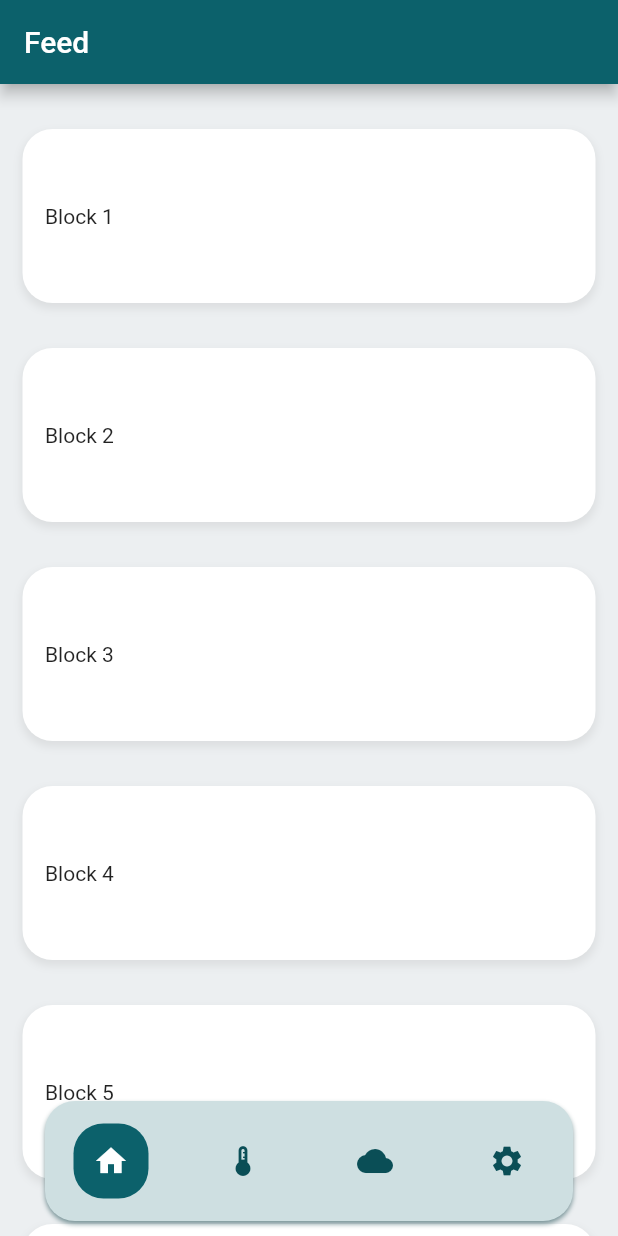
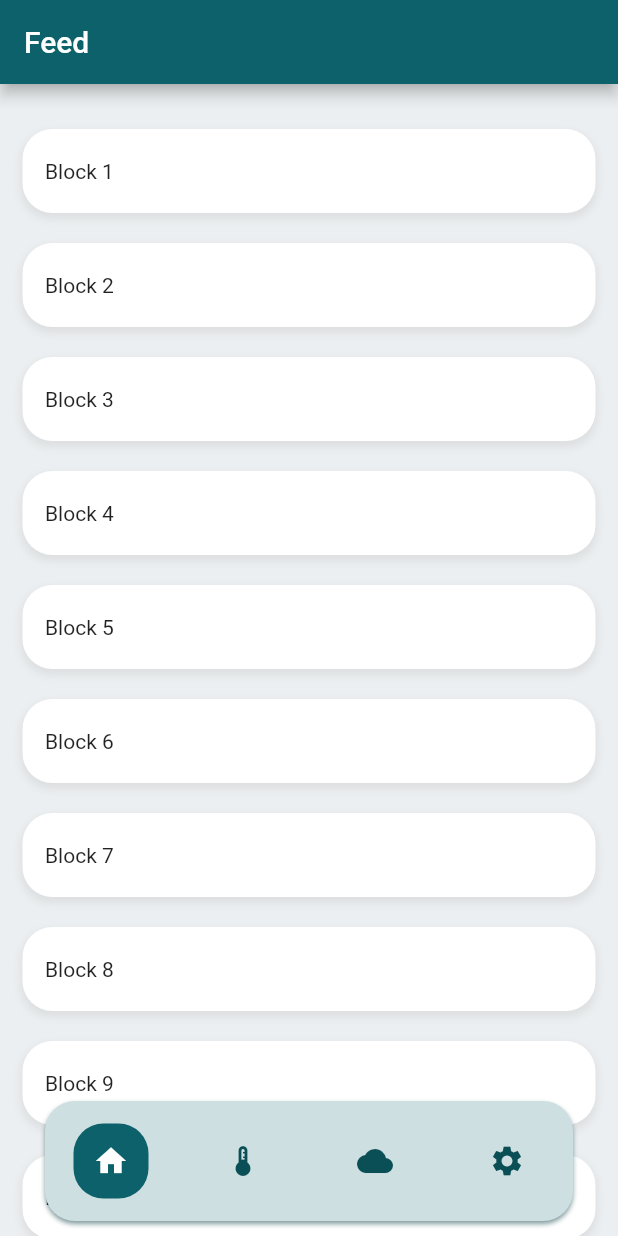
Before and after one commit to yodainferno/kilo_iot, a Flutter app: the screen it shows after launch, on a phone screen of 412 x 824 dp. Run offline on Flutter 3.47's test engine with Material 2 defaults, Android fonts, the phone set to English and light mode, and no system bars; missing offline and left inert: mqtt_client.

Commit message:
fix: refactoring

```diff
--- a/lib/app.dart
+++ b/lib/app.dart
@@ -14,7 +14,9 @@ class App extends StatelessWidget {
       },
       debugShowCheckedModeBanner: false,
       theme: ThemeData(
-        primarySwatch: MaterialColorGenerator.from(Color.fromARGB(255, 12, 97, 107)),
+        primarySwatch: MaterialColorGenerator.from(
+          const Color.fromARGB(255, 12, 97, 107),
+        ),
         scaffoldBackgroundColor: Colors.blueGrey[50],
       ),
       home: const BottomNavigation(),
--- a/lib/main.dart
+++ b/lib/main.dart
@@ -7,7 +7,9 @@ void main() {
   runApp(
     MultiProvider(
       providers: [
-        ChangeNotifierProvider(create: (_) => NavigationStore()),
+        ChangeNotifierProvider(
+          create: (_) => NavigationStore(),
+        ),
       ],
       child: const App(),
     ),
--- /dev/null
+++ b/lib/presentation/base_components/information_block.dart
@@ -0,0 +1,39 @@
+import 'package:flutter/material.dart';
+
+class InformationBlock extends StatelessWidget {
+  final Widget? child;
+  InformationBlock({this.child, super.key});
+
+  // настройки виджета
+  final Color blockColor = Colors.white;
+  final double rounding = 20.0;
+
+  BoxShadow boxShadow = BoxShadow(
+    color: Colors.grey.withOpacity(0.2),
+    spreadRadius: 1,
+    blurRadius: 4,
+    offset: const Offset(0, 3), // changes position of shadow
+  );
+
+  EdgeInsets padding = const EdgeInsets.symmetric(
+    vertical: 20.0,
+    horizontal: 15.0,
+  );
+
+  //
+  @override
+  Widget build(BuildContext context) {
+    return Container(
+      width: double.infinity,
+      decoration: BoxDecoration(
+        color: blockColor,
+        borderRadius: BorderRadius.all(
+          Radius.circular(rounding),
+        ),
+        boxShadow: [boxShadow],
+      ),
+      padding: padding,
+      child: child,
+    );
+  }
+}
--- /dev/null
+++ b/lib/presentation/base_styles_configuration/colors.dart
@@ -0,0 +1,6 @@
+import 'package:flutter/material.dart';
+
+final colors = {
+  'primaryColor': const Color.fromARGB(255, 12, 97, 107),
+  'scaffoldBackgroundColor': Colors.blueGrey[50],
+};
--- a/lib/presentation/base_styles_configuration/material_color_generator.dart
+++ b/lib/presentation/base_styles_configuration/material_color_generator.dart
@@ -1,7 +1,7 @@
 import 'dart:math';
 import 'package:flutter/material.dart';
 
-class MaterialColorGenerator{
+class MaterialColorGenerator {
   static MaterialColor from(Color color) {
     return MaterialColor(color.value, {
       50: tintColor(color, 0.9),
--- a/lib/presentation/navigation/bottom_navigation_widget.dart
+++ b/lib/presentation/navigation/bottom_navigation_widget.dart
@@ -32,34 +32,56 @@ class BottomNavigation extends StatelessWidget {
 
   @override
   Widget build(BuildContext context) {
-    final NavigationStore navigationStore = Provider.of<NavigationStore>(context, listen: true);
+    final NavigationStore navigationStore =
+        Provider.of<NavigationStore>(context, listen: true);
+
+    final double bottomMargin = max(
+      MediaQuery.of(context).padding.bottom,
+      10.0,
+    );
+
+    final double width = min(
+      MediaQuery.of(context).size.width - 30 * 2,
+      600,
+    );
 
     return Scaffold(
       body: Stack(
         children: [
           navigationPages.getPage(navigationStore.page),
           Positioned(
-          bottom: max(MediaQuery.of(context).padding.bottom, 10.0),
-          left: MediaQuery.of(context).size.width / 2 - min(MediaQuery.of(context).size.width - 30*2, 600) / 2,
-          width: min(MediaQuery.of(context).size.width - 30*2, 600),
+            bottom: bottomMargin,
+            left: (MediaQuery.of(context).size.width - width) / 2,
+            width: width,
             child: Center(
               child: Container(
                 decoration: BoxDecoration(
                   boxShadow: [
                     BoxShadow(
-                  color: MaterialColorGenerator.from(Color.fromARGB(255, 12, 97, 107))[900]!.withOpacity(0.5),
+                      color: MaterialColorGenerator.from(
+                        const Color.fromARGB(255, 12, 97, 107),
+                      )[900]!
+                          .withOpacity(0.5),
                       offset: const Offset(0, 2),
                       blurRadius: 2,
                     ),
                   ],
-              borderRadius: BorderRadius.all(Radius.circular(20)),
-              color: MaterialColorGenerator.from(Color.fromARGB(255, 12, 97, 107))[100],
+                  borderRadius: const BorderRadius.all(Radius.circular(20)),
+                  color: MaterialColorGenerator.from(
+                    const Color.fromARGB(255, 12, 97, 107),
+                  )[100],
                 ),
-            padding: EdgeInsets.only(top: 15.0, bottom: 15.0),
+                padding: const EdgeInsets.only(
+                  top: 15.0,
+                  bottom: 15.0,
+                ),
                 child: Row(
                   mainAxisAlignment: MainAxisAlignment.spaceAround,
-                children: List<Widget>.generate(bottomNavigationItems.length, ((index) {
-                  bool isCurrentPage = getCurrentPageIndex(navigationStore.page) == index;
+                  children: List<Widget>.generate(
+                    bottomNavigationItems.length,
+                    ((index) {
+                      bool isCurrentPage =
+                          getCurrentPageIndex(navigationStore.page) == index;
                       return buildBottomNavigationButton(
                         context,
                         icon: bottomNavigationItems[index]['icon'],
@@ -69,40 +91,64 @@ class BottomNavigation extends StatelessWidget {
                           navigationStore.page = navigationPages.keys[index];
                         },
                       );
-                }))
+                    }),
+                  ),
+                ),
+              ),
+            ),
           )
-            )
-          )
-        )
-
-        ]
-      )
-
+        ],
+      ),
     );
   }
 
   int getCurrentPageIndex(String currentPage) {
     final index = navigationPages.keys.indexWhere(
-      (item) => item == currentPage
+      (item) => item == currentPage,
     );
     return index < 0 ? 0 : index;
   }
 }
 
-
-Widget buildBottomNavigationButton(BuildContext context, {
+Widget buildBottomNavigationButton(
+  BuildContext context, {
   required IconData icon,
   required bool isCurrentPage,
   required Function onPressed,
 }) {
   return TweenAnimationBuilder<double>(
-    duration: Duration(milliseconds: 300), // Длительность анимации
-    tween: Tween<double>(begin: 0, end: isCurrentPage ? 1 : 0), // Интерполяция цвета
+    duration: const Duration(milliseconds: 300), // Длительность анимации
+    tween: Tween<double>(
+      begin: 0,
+      end: isCurrentPage ? 1 : 0,
+    ),
     curve: Curves.easeInOut,
-    builder: (BuildContext context, double progress, Widget? child) {
+    builder: (
+      BuildContext context,
+      double progress,
+      Widget? child,
+    ) {
+      final Color bgBegin = MaterialColorGenerator.from(
+        const Color.fromARGB(255, 12, 97, 107),
+      )[100]!;
+      final Color bgEnd = MaterialColorGenerator.from(
+        const Color.fromARGB(255, 12, 97, 107),
+      )[500]!;
 
-    Color colorBackground = ColorTween(begin: MaterialColorGenerator.from(Color.fromARGB(255, 12, 97, 107))[100], end: MaterialColorGenerator.from(Color.fromARGB(255, 12, 97, 107))[500]).lerp(progress)!;
-    Color colorIcon = ColorTween(begin: MaterialColorGenerator.from(Color.fromARGB(255, 12, 97, 107))[700], end: Colors.white).lerp(progress)!;
+      Color colorBackground = ColorTween(
+        begin: bgBegin,
+        end: bgEnd,
+      ).lerp(progress)!;
+
+      final Color iconBegin = MaterialColorGenerator.from(
+        const Color.fromARGB(255, 12, 97, 107),
+      )[700]!;
+      const Color iconEnd = Colors.white;
+
+      Color colorIcon = ColorTween(
+        begin: iconBegin,
+        end: iconEnd,
+      ).lerp(progress)!;
 
       return SizedBox(
         height: 50.0,
@@ -110,7 +156,7 @@ Widget buildBottomNavigationButton(BuildContext context, {
         child: ElevatedButton(
           style: ButtonStyle(
             padding: MaterialStateProperty.all<EdgeInsets>(
-              EdgeInsets.all(0.0),
+              const EdgeInsets.all(0.0),
             ),
             overlayColor: MaterialStateProperty.resolveWith<Color>(
               (Set<MaterialState> states) {
@@ -121,7 +167,7 @@ Widget buildBottomNavigationButton(BuildContext context, {
             shape: MaterialStateProperty.all<RoundedRectangleBorder>(
               RoundedRectangleBorder(
                 borderRadius: BorderRadius.circular(20.0),
-              )
+              ),
             ),
             backgroundColor: MaterialStateProperty.all(colorBackground),
           ),
--- a/lib/presentation/pages/feed/feed_page.dart
+++ b/lib/presentation/pages/feed/feed_page.dart
@@ -1,6 +1,5 @@
 import 'package:flutter/material.dart';
-import 'package:kilo_iot/presentation/navigation/navigation_store.dart';
-import 'package:provider/provider.dart';
+import 'package:kilo_iot/presentation/base_components/information_block.dart';
 
 class FeedPage extends StatelessWidget {
   const FeedPage({super.key});
@@ -8,35 +7,30 @@ class FeedPage extends StatelessWidget {
   @override
   Widget build(BuildContext context) {
     return Scaffold(
-      appBar: AppBar(title: const Text('Feed')), body: buildBody(context));
+      appBar: AppBar(title: const Text('Feed')),
+      body: buildBody(context),
+    );
   }
 
   Widget buildBody(BuildContext context) {
     return SingleChildScrollView(
-        padding: const EdgeInsets.symmetric(vertical: 30.0, horizontal: 15.0),
-        child: Column(
-          children: List.generate(10, (index) {
-            return Container(
-              width: double.infinity,
-
-              decoration: BoxDecoration(
-                color: Colors.white,
-                borderRadius: BorderRadius.all(Radius.circular(20.0)),
-                boxShadow: [
-                  BoxShadow(
-                    color: Colors.grey.withOpacity(0.2),
-                    spreadRadius: 1,
-                    blurRadius: 4,
-                    offset: Offset(0, 3), // changes position of shadow
-                  )
-                ]
+      padding: const EdgeInsets.symmetric(
+        vertical: 30.0,
+        horizontal: 15.0,
+      ),
+      child: Wrap(
+        runSpacing: 20,
+        children: List.generate(
+          10,
+          (index) {
+            return InformationBlock(
+              child: Text(
+                "Block ${index + 1}",
               ),
-              margin: EdgeInsets.only(bottom: 30.0),
-              padding: EdgeInsets.symmetric(vertical: 50.0, horizontal: 15),
-              child: Text("Block ${index + 1}"),
             );
-          })
-        )
+          },
+        ),
+      ),
     );
   }
 }
```
Also changed, not shown: lib/data/data_sources/mqtt_connection.dart (+49 -29 lines), lib/presentation/base_components/input_widget.dart (+4 -6 lines), lib/presentation/pages/brokers/brokers_add_page.dart (+57 -56 lines), lib/presentation/pages/brokers/brokers_page.dart (+20 -26 lines), lib/presentation/pages/devices/devices_page.dart (+12 -8 lines), lib/presentation/pages/settings/settings_page.dart (+12 -8 lines), lib/presentation/navigation/navigation_store.dart (line endings or trailing spaces). Lines whose indentation alone changed are shown as unchanged.
